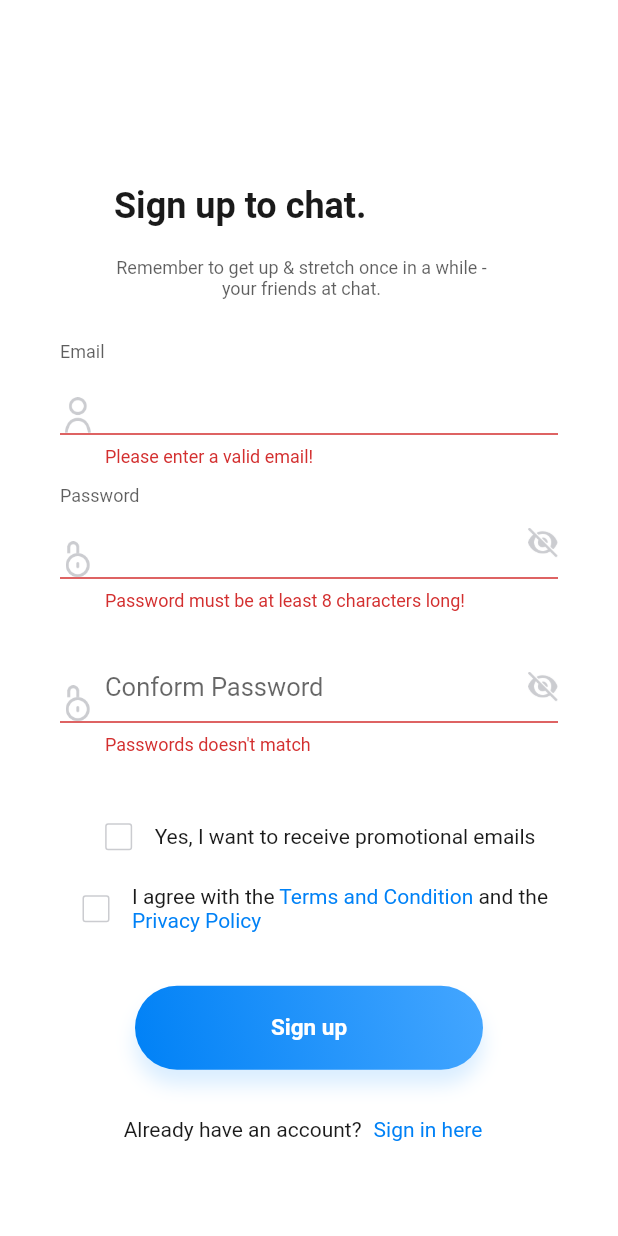
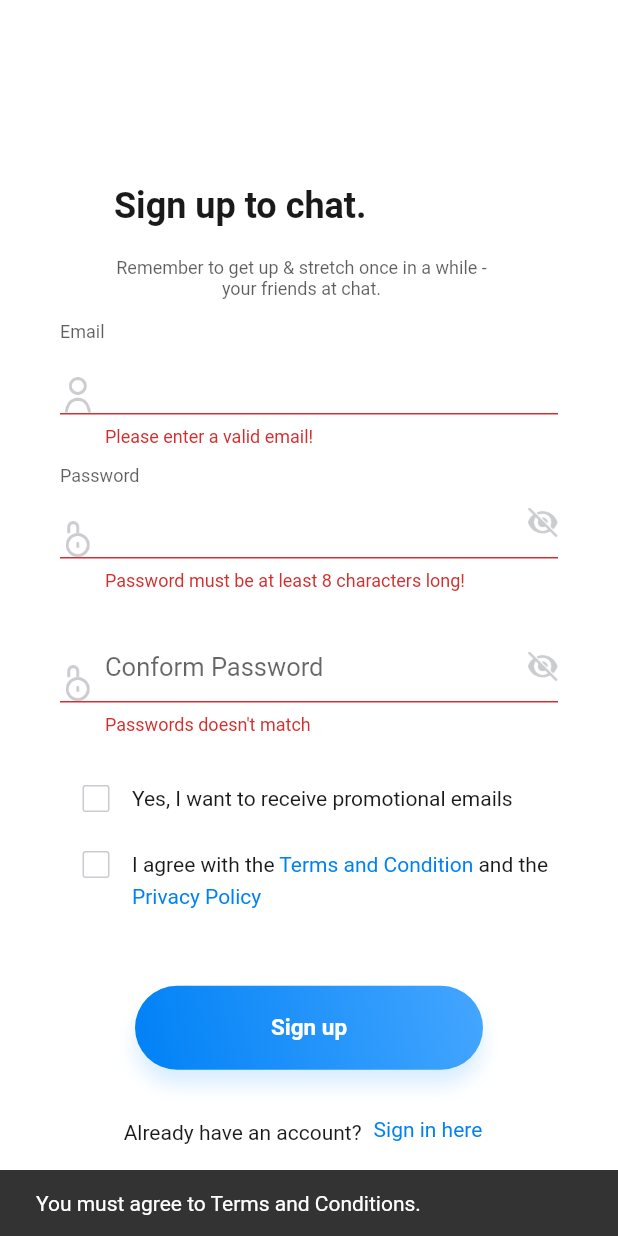
Before and after one commit to yazeedsn/login_ui, a Flutter app: the SignupScreen screen opened by its route, after a tap on "Sign up", on a phone screen of 412 x 824 dp. Run offline on Flutter 3.47's test engine with Material 2 defaults, Android fonts, the phone set to English and light mode, and no system bars; our stand-ins replace font_awesome_flutter; Roboto replaces fonts that are missing (SFProText).

Commit message:
alignment fixed, terms and conditions validation added.

```diff
--- a/lib/task4/consts.dart
+++ b/lib/task4/consts.dart
@@ -13,6 +13,7 @@ const titleTextStyle = TextStyle(
 
 const normalTextStyle = TextStyle(
     color: black,
+    height: 1.5,
     fontSize: 14,
     fontFamily: 'SFProText',
     fontWeight: FontWeight.normal);
--- a/lib/task4/custom_checkbox.dart
+++ b/lib/task4/custom_checkbox.dart
@@ -3,13 +3,11 @@ import 'package:flutter/material.dart';
 import 'package:login_ui/task4/consts.dart';
 
 class CustomCheckBox extends StatefulWidget {
-  const CustomCheckBox(
-      {Key? key, required this.title, this.formfieldKey, this.validator})
+  const CustomCheckBox({Key? key, required this.title, this.onChange})
       : super(key: key);
 
   final Widget title;
-  final GlobalKey<FormFieldState>? formfieldKey;
-  final String? Function(bool?)? validator;
+  final void Function(bool)? onChange;
 
   @override
   State<CustomCheckBox> createState() => _CustomCheckBoxState();
@@ -20,17 +18,19 @@ class _CustomCheckBoxState extends State<CustomCheckBox> {
 
   @override
   Widget build(BuildContext context) {
-    return FormField(
-      key: widget.formfieldKey,
-      initialValue: _checked,
-      builder: (FormFieldState<bool> field) {
-        return Row(
-          mainAxisAlignment: MainAxisAlignment.center,
-          mainAxisSize: MainAxisSize.max,
-          textBaseline: TextBaseline.alphabetic,
-          crossAxisAlignment: CrossAxisAlignment.center,
-          children: [
-            Checkbox(
+    return Padding(
+      padding: const EdgeInsets.symmetric(vertical: 4),
+      child: Row(
+        mainAxisAlignment: MainAxisAlignment.start,
+        mainAxisSize: MainAxisSize.max,
+        crossAxisAlignment: CrossAxisAlignment.baseline,
+        textBaseline: TextBaseline.alphabetic,
+        children: [
+          Baseline(
+            baseline: 36,
+            baselineType: TextBaseline.alphabetic,
+            child: Checkbox(
+                visualDensity: VisualDensity.standard,
                 value: _checked,
                 shape: RoundedRectangleBorder(
                   borderRadius: BorderRadius.circular(2),
@@ -40,12 +40,14 @@ class _CustomCheckBoxState extends State<CustomCheckBox> {
                   setState(() {
                     _checked = value ?? false;
                   });
+                  if (widget.onChange != null) {
+                    widget.onChange!(value ?? false);
+                  }
                 }),
-            Flexible(child: widget.title),
-          ],
-        );
-      },
-      validator: widget.validator,
+          ),
+          Flexible(child: widget.title),
+        ],
+      ),
     );
   }
 }
--- a/lib/task4/screens/signup_screen.dart
+++ b/lib/task4/screens/signup_screen.dart
@@ -9,11 +9,11 @@ import 'package:login_ui/task4/validation_functions.dart';
 class SignupScreen extends StatelessWidget {
   SignupScreen({Key? key}) : super(key: key);
   final _formKey = GlobalKey<FormState>();
-  final _termKey = GlobalKey<FormFieldState>();
 
   @override
   Widget build(BuildContext context) {
     String? password;
+    bool terms = false;
 
     return Scaffold(
       backgroundColor: Colors.white,
@@ -50,6 +50,7 @@ class SignupScreen extends StatelessWidget {
                 flex: 8,
                 child: Padding(
                   padding: const EdgeInsets.only(left: 40, right: 40),
+                  child: SingleChildScrollView(
                     child: Column(
                       mainAxisAlignment: MainAxisAlignment.center,
                       crossAxisAlignment: CrossAxisAlignment.stretch,
@@ -100,13 +101,13 @@ class SignupScreen extends StatelessWidget {
                             return null;
                           },
                         ),
-                      const SizedBox(height: 30),
+                        const SizedBox(height: 26),
                         const CustomCheckBox(
                           title: Text(
                               'Yes, I want to receive promotional emails',
-                              style: normalTextStyle)),
+                              style: normalTextStyle),
+                        ),
                         CustomCheckBox(
-                        key: _termKey,
                           title: RichText(
                             text: const TextSpan(
                                 style: normalTextStyle,
@@ -116,17 +117,17 @@ class SignupScreen extends StatelessWidget {
                                       text: 'Terms and Condition',
                                       style: textButtonStyle),
                                   TextSpan(
-                                    text: ' and the ', style: normalTextStyle),
+                                      text: ' and the ',
+                                      style: normalTextStyle),
                                   TextSpan(
                                       text: 'Privacy Policy',
                                       style: textButtonStyle),
                                 ]),
                           ),
-                        validator: (value) => (value == false)
-                            ? 'You must agree to Terms and Conditions.'
-                            : null,
+                          onChange: (value) => terms = value,
                         ),
                       ],
+                    ),
                   ),
                 ),
               ),
@@ -141,11 +142,18 @@ class SignupScreen extends StatelessWidget {
                       child: CustomButton(
                         child: const Text('Sign up', style: inButtonTextStyle),
                         onPressed: () {
-                          if (_formKey.currentState!.validate()) {
+                          if (_formKey.currentState!.validate() && terms) {
                             ScaffoldMessenger.of(context).showSnackBar(
                                 const SnackBar(
                                     content: Text(
                                         'Sending data for authentication.')));
+                          } else {
+                            if (!terms) {
+                              ScaffoldMessenger.of(context).showSnackBar(
+                                  const SnackBar(
+                                      content: Text(
+                                          'You must agree to Terms and Conditions.')));
+                            }
                           }
                         },
                       ),
```
Lines whose indentation alone changed are shown as unchanged.
